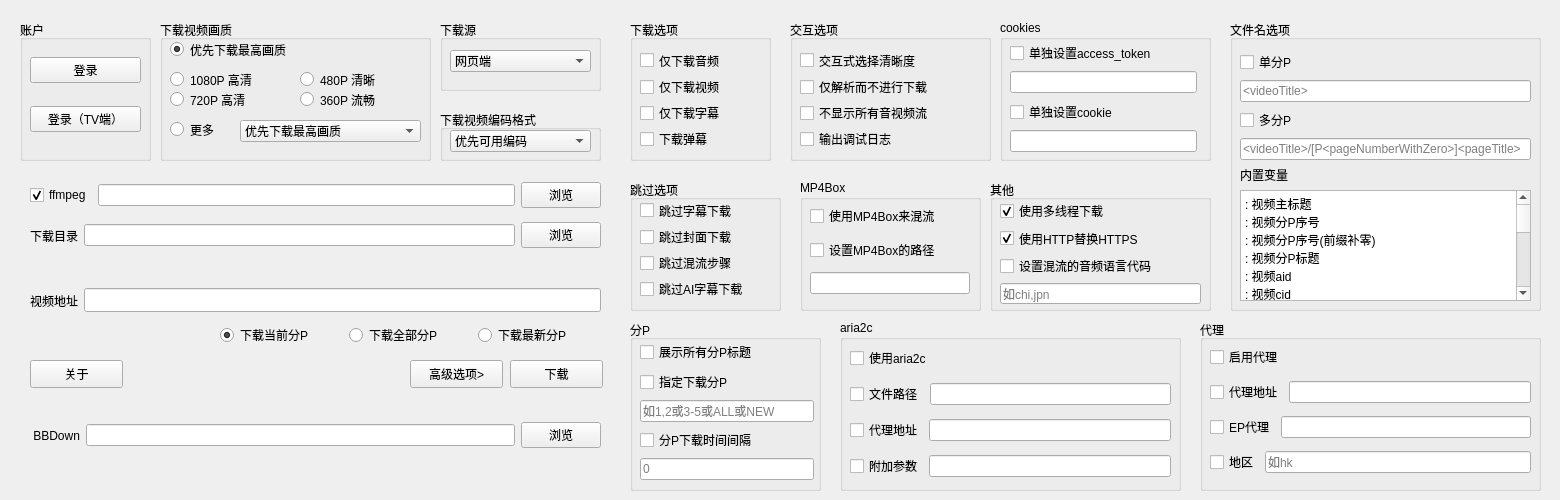
Old version of the form BBDown_GUI/UI/main.ui in the repository 1299172402/BBDown_GUI.
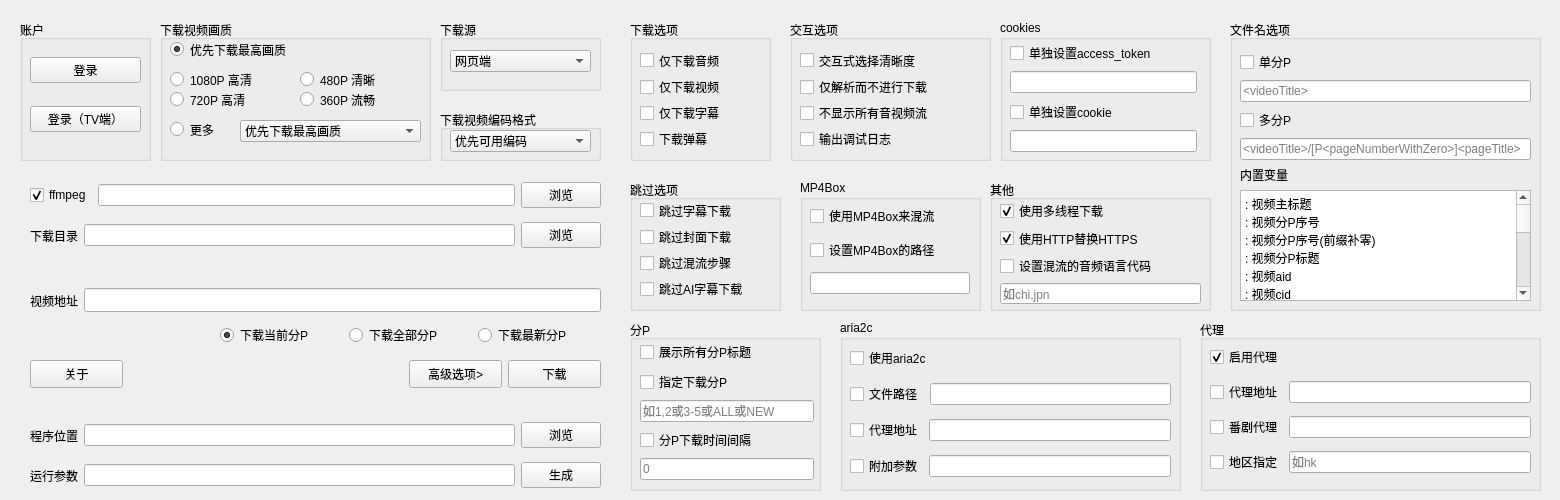
New version of the form.

Commit message:
update: show params
- 重命名 ui 的 .py 文件
- 添加显示参数

```diff
--- a/BBDown_GUI/UI/main.ui
+++ b/BBDown_GUI/UI/main.ui
@@ -269,7 +269,7 @@
   <widget class="QPushButton" name="pushButton_download">
    <property name="geometry">
     <rect>
-     <x>510</x>
+     <x>508</x>
      <y>360</y>
      <width>93</width>
      <height>28</height>
@@ -282,7 +282,7 @@
   <widget class="QPushButton" name="pushButton_advanced">
    <property name="geometry">
     <rect>
-     <x>410</x>
+     <x>409</x>
      <y>360</y>
      <width>93</width>
      <height>28</height>
@@ -831,7 +831,7 @@
     <item>
      <widget class="QLabel" name="label_bbdown">
       <property name="text">
-       <string> BBDown</string>
+       <string>程序位置</string>
       </property>
      </widget>
     </item>
@@ -1142,6 +1142,9 @@
        <property name="text">
         <string>启用代理</string>
        </property>
+       <property name="checked">
+        <bool>true</bool>
+       </property>
       </widget>
      </item>
      <item>
@@ -1163,7 +1166,7 @@
        <item>
         <widget class="QCheckBox" name="checkBox_ep_host">
          <property name="text">
-          <string>EP代理</string>
+          <string>番剧代理</string>
          </property>
         </widget>
        </item>
@@ -1177,7 +1180,7 @@
        <item>
         <widget class="QCheckBox" name="checkBox_area">
          <property name="text">
-          <string>地区</string>
+          <string>地区指定</string>
          </property>
         </widget>
        </item>
@@ -1196,6 +1199,35 @@
     </layout>
    </widget>
   </widget>
+  <widget class="QWidget" name="horizontalLayoutWidget_6">
+   <property name="geometry">
+    <rect>
+     <x>30</x>
+     <y>460</y>
+     <width>571</width>
+     <height>31</height>
+    </rect>
+   </property>
+   <layout class="QHBoxLayout" name="horizontalLayout_12">
+    <item>
+     <widget class="QLabel" name="label_param">
+      <property name="text">
+       <string>运行参数</string>
+      </property>
+     </widget>
+    </item>
+    <item>
+     <widget class="QLineEdit" name="lineEdit_param"/>
+    </item>
+    <item>
+     <widget class="QPushButton" name="pushButton_param">
+      <property name="text">
+       <string>生成</string>
+      </property>
+     </widget>
+    </item>
+   </layout>
+  </widget>
  </widget>
  <resources/>
  <connections/>
```
Left out of the diff: 9 changed lines with no effect on the pictures. The commit also changes 4 other files.
